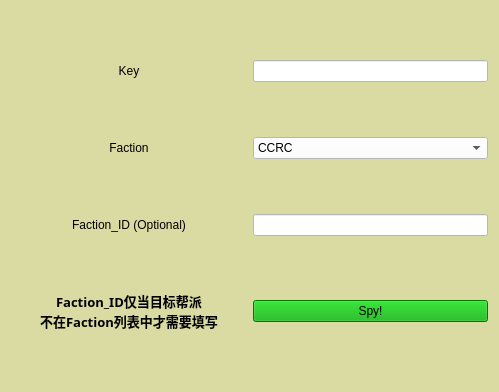
Qt form script/faction/basic.ui (contr4l/TornCity-CnWiki) before a commit.
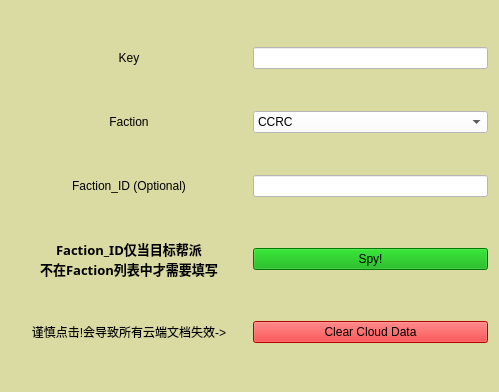
The same form after that commit.

Commit message: support clear all files prompt

Diff of the .ui file:
```diff
--- a/script/faction/basic.ui
+++ b/script/faction/basic.ui
@@ -16,20 +16,7 @@
   <property name="styleSheet">
    <string notr="true">background-color: rgb(218, 218, 163);</string>
   </property>
-  <layout class="QGridLayout" name="gridLayout" rowstretch="1,1,1,1" columnstretch="1,1">
-   <item row="0" column="0">
-    <widget class="QLabel" name="label">
-     <property name="styleSheet">
-      <string notr="true">font: 14pt &quot;黑体&quot;;</string>
-     </property>
-     <property name="text">
-      <string>Key</string>
-     </property>
-     <property name="alignment">
-      <set>Qt::AlignCenter</set>
-     </property>
-    </widget>
-   </item>
+  <layout class="QGridLayout" name="gridLayout" rowstretch="1,1,1,1,0,0" columnstretch="1,1">
    <item row="0" column="1">
     <widget class="QLineEdit" name="key">
      <property name="styleSheet">
@@ -40,19 +27,6 @@
      </property>
     </widget>
    </item>
-   <item row="1" column="0">
-    <widget class="QLabel" name="label_2">
-     <property name="styleSheet">
-      <string notr="true">font: 14pt &quot;黑体&quot;;</string>
-     </property>
-     <property name="text">
-      <string>Faction</string>
-     </property>
-     <property name="alignment">
-      <set>Qt::AlignCenter</set>
-     </property>
-    </widget>
-   </item>
    <item row="1" column="1">
     <widget class="QComboBox" name="faction_name">
      <property name="layoutDirection">
@@ -109,6 +83,19 @@
      </item>
     </widget>
    </item>
+   <item row="1" column="0">
+    <widget class="QLabel" name="label_2">
+     <property name="styleSheet">
+      <string notr="true">font: 14pt &quot;黑体&quot;;</string>
+     </property>
+     <property name="text">
+      <string>Faction</string>
+     </property>
+     <property name="alignment">
+      <set>Qt::AlignCenter</set>
+     </property>
+    </widget>
+   </item>
    <item row="2" column="0">
     <widget class="QLabel" name="label_3">
      <property name="styleSheet">
@@ -122,11 +109,16 @@
      </property>
     </widget>
    </item>
-   <item row="2" column="1">
-    <widget class="QLineEdit" name="faction_id_opt">
+   <item row="0" column="0">
+    <widget class="QLabel" name="label">
      <property name="styleSheet">
-      <string>font: 14pt &quot;黑体&quot;;
-background-color: rgb(255, 255, 255);</string>
+      <string notr="true">font: 14pt &quot;黑体&quot;;</string>
+     </property>
+     <property name="text">
+      <string>Key</string>
+     </property>
+     <property name="alignment">
+      <set>Qt::AlignCenter</set>
      </property>
     </widget>
    </item>
@@ -168,6 +160,41 @@
      </property>
     </widget>
    </item>
+   <item row="2" column="1">
+    <widget class="QLineEdit" name="faction_id_opt">
+     <property name="styleSheet">
+      <string>font: 14pt &quot;黑体&quot;;
+background-color: rgb(255, 255, 255);</string>
+     </property>
+    </widget>
+   </item>
+   <item row="4" column="1">
+    <widget class="QPushButton" name="ClearAll">
+     <property name="focusPolicy">
+      <enum>Qt::StrongFocus</enum>
+     </property>
+     <property name="styleSheet">
+      <string notr="true">font: 87 12pt &quot;Arial Black&quot;;
+background-color: rgb(255, 0, 0);</string>
+     </property>
+     <property name="text">
+      <string>Clear Cloud Data</string>
+     </property>
+    </widget>
+   </item>
+   <item row="4" column="0">
+    <widget class="QLabel" name="label_5">
+     <property name="styleSheet">
+      <string notr="true">font: 600 10pt &quot;黑体&quot;;</string>
+     </property>
+     <property name="text">
+      <string>谨慎点击!会导致所有云端文档失效-&gt;</string>
+     </property>
+     <property name="alignment">
+      <set>Qt::AlignCenter</set>
+     </property>
+    </widget>
+   </item>
   </layout>
  </widget>
  <resources/>
```
Left out of the diff: 4 changed lines with no effect on the pictures. The commit also changes 4 other files.
